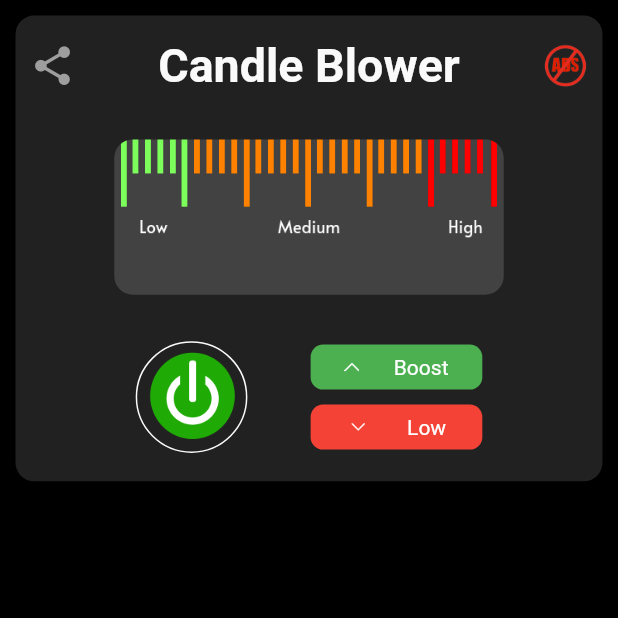
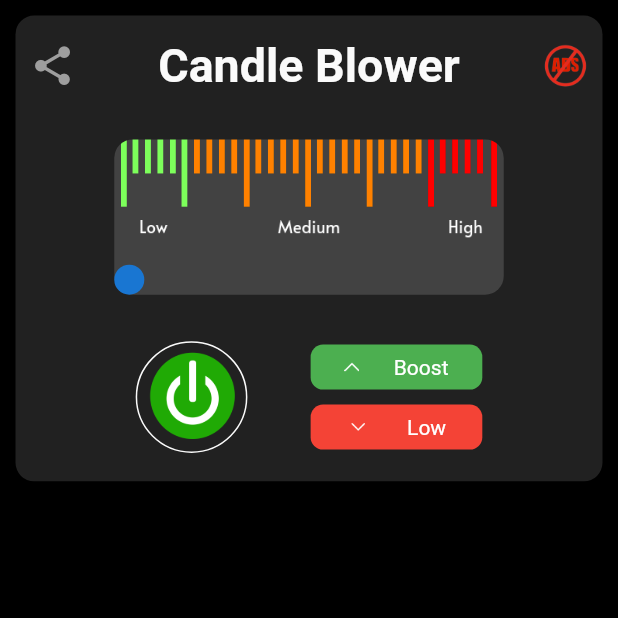
Before and after one commit to BHARGAVTHUMMAR/blower, a Flutter app: the screen it shows after launch, on a phone screen of 412 x 824 dp, the top half of it. Run offline on Flutter 3.47's test engine with Material 2 defaults, Android fonts, the phone set to English and light mode, and no system bars; our stand-ins replace get; missing offline and left inert: sound_generator, volume_controller.

```diff
--- a/lib/app/modules/home/controllers/home_controller.dart
+++ b/lib/app/modules/home/controllers/home_controller.dart
@@ -58,8 +58,8 @@ class HomeController extends GetxController with SingleGetTickerProviderMixin {
   }
 
   desposeAnimation() {
+    SoundGenerator.stop();
     frequency = 540;
-    SoundGenerator.stop();
     animationController!.duration = Duration(seconds: 1);
     animationController!.forward(from: 0);
     Future.delayed(Duration(seconds: 1)).then((value) {
@@ -71,7 +71,6 @@ class HomeController extends GetxController with SingleGetTickerProviderMixin {
 
   setDragAnimation() {
     double val = 0;
-
     if (animationController1 != null) {
       val = animationController1!.value.value;
       print(val);
--- a/lib/app/modules/home/views/home_view.dart
+++ b/lib/app/modules/home/views/home_view.dart
@@ -56,13 +56,22 @@ class HomeView extends GetWidget<HomeController> {
                         ),
                         Padding(
                           padding: EdgeInsets.only(top: MySize.getHeight(30)),
-                          child: ClipRRect(
+                          child: Stack(
+                            alignment: Alignment.bottomLeft,
+                            children: [
+                              ClipRRect(
                                 borderRadius:
                                     BorderRadius.circular(MySize.getHeight(12)),
                                 child: Image.asset(
                                   "assets/scale.png",
                                   height: MySize.getHeight(100),
                                 ),
+                              ),
+                              Positioned(
+                                  child: CircleAvatar(
+                                radius: 10,
+                              )),
+                            ],
                           ),
                         ),
                         Padding(
--- a/lib/main.dart
+++ b/lib/main.dart
@@ -1,4 +1,5 @@
 import 'package:flutter/material.dart';
+import 'package:flutter/services.dart';
 
 import 'package:get/get.dart';
 
@@ -13,4 +14,7 @@ void main() {
       getPages: AppPages.routes,
     ),
   );
+  SystemChrome.setPreferredOrientations([
+    DeviceOrientation.portraitUp,
+  ]);
 }
```
Also changed, not shown: pubspec.lock, 5 other files. Lines whose indentation alone changed are shown as unchanged.
